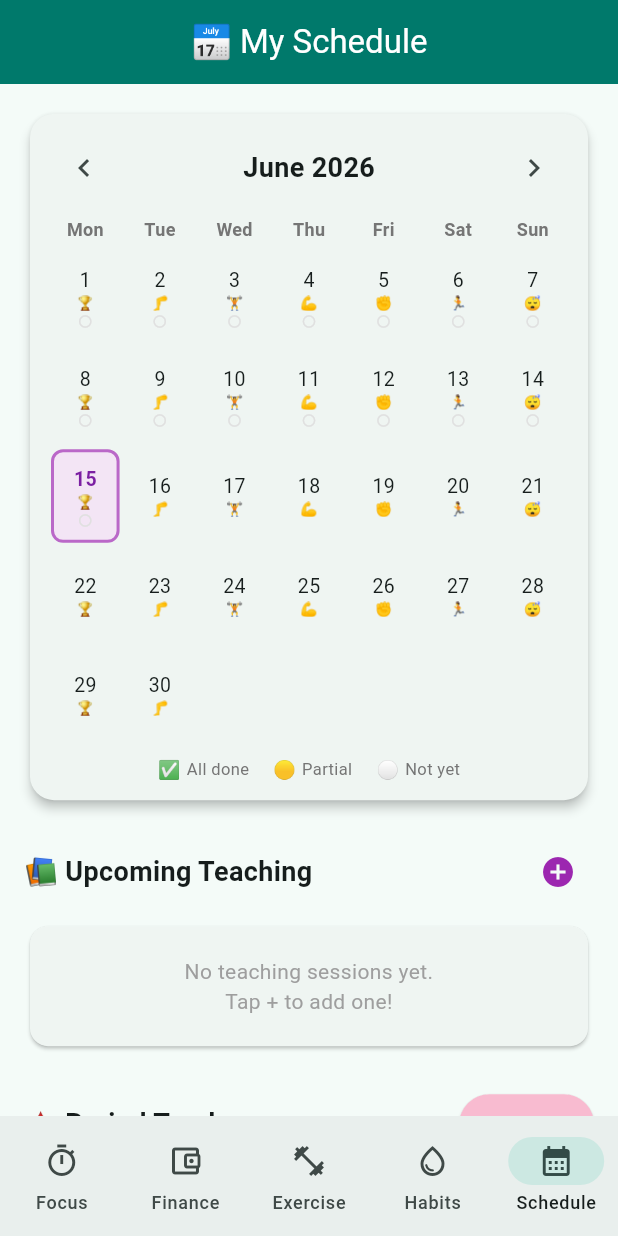
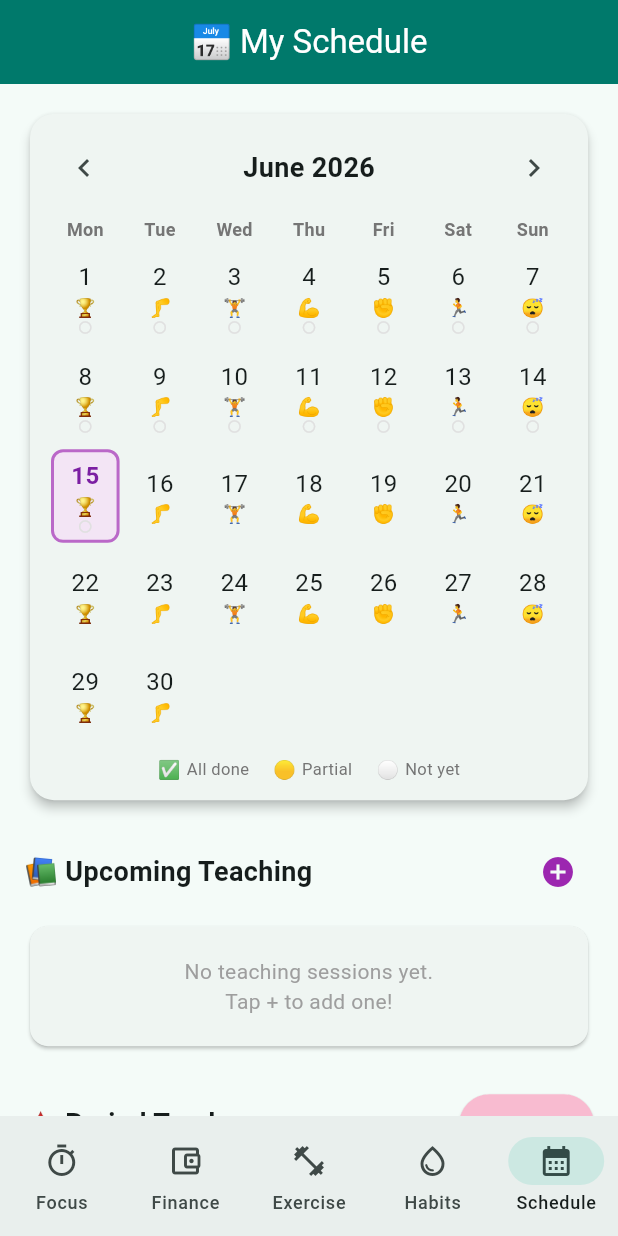
Before and after one commit to kenny2725970722/irene-helper, a Flutter app: the screen it shows after launch, item 5 of the bottom bar chosen, on a phone screen of 412 x 824 dp. Run offline on Flutter 3.47's test engine with Material 3 defaults, Android fonts, the phone set to English and light mode, and no system bars; our stand-ins replace audioplayers, flutter_local_notifications, shared_preferences, timezone.

Commit message:
Increase calendar day number font size

```diff
--- a/lib/screens/schedule_screen.dart
+++ b/lib/screens/schedule_screen.dart
@@ -238,7 +238,7 @@ class _ScheduleScreenState extends State<ScheduleScreen> {
                         Text(
                           '$day',
                           style: TextStyle(
-                            fontSize: 13,
+                            fontSize: 16,
                             fontWeight: isToday ? FontWeight.bold : FontWeight.normal,
                             color: isToday ? Colors.purple.shade700 : null,
                           ),
@@ -246,7 +246,7 @@ class _ScheduleScreenState extends State<ScheduleScreen> {
                         // Exercise emoji from timetable
                         Text(
                           _muscleEmojis[_timetable[date.weekday] ?? 'rest'] ?? '💪',
-                          style: TextStyle(fontSize: 9),
+                          style: TextStyle(fontSize: 12),
                         ),
                         if (status >= 0)
                           _statusIcon(status),
```
